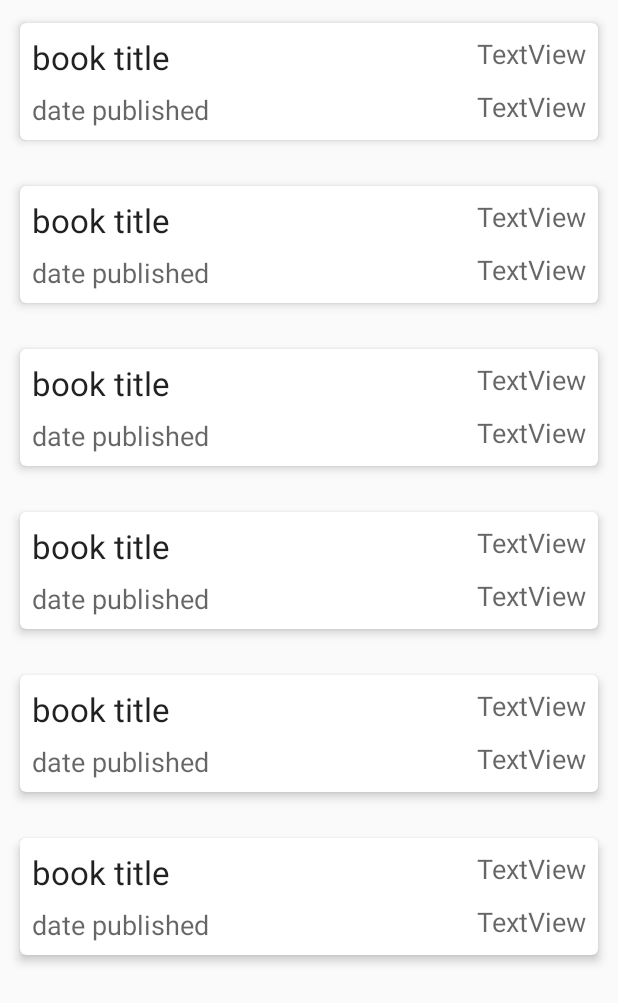
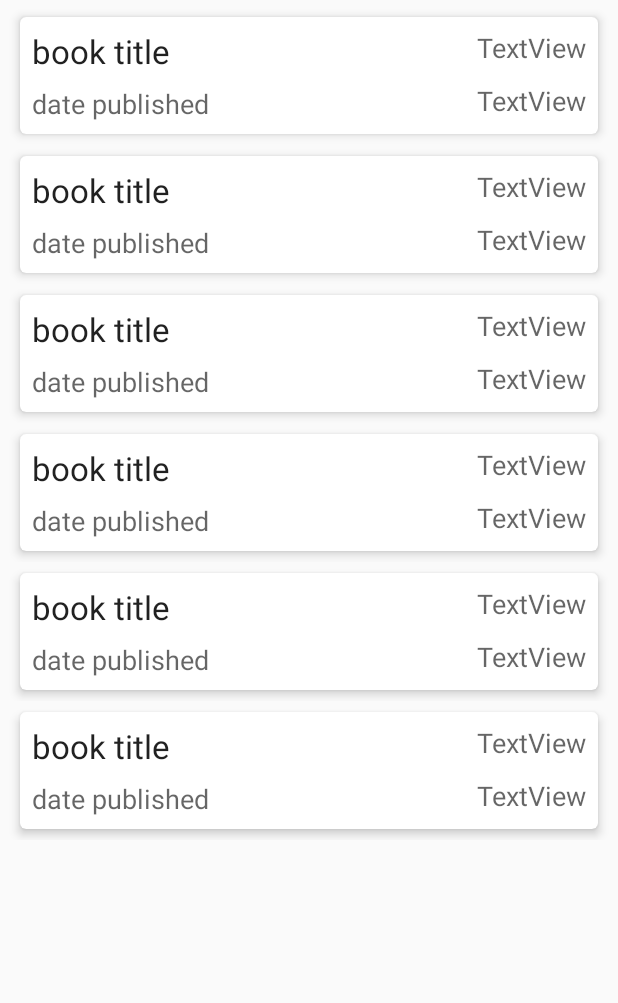
Before and after one commit to OBIDIKE-BON/BooksExplorer, an Android app: the layout activity_main.xml on its own in the app's theme, with its tools: preview values and no code run, on a phone screen of 412 x 824 dp. Shown: the top 1003 px of the screen. Run offline under Robolectric (Android 15) with nearby library versions, the phone set to English and light mode, and no system bars.

```diff
--- a/app/src/main/java/com/stackfloat/booksexplorer/MainActivity.java
+++ b/app/src/main/java/com/stackfloat/booksexplorer/MainActivity.java
@@ -27,7 +27,7 @@ public class MainActivity extends AppCompatActivity {
         ViewModelProvider viewModelProvider = new ViewModelProvider(getViewModelStore(),
                 ViewModelProvider.AndroidViewModelFactory.getInstance(getApplication()));
         mMainActivityViewModel = viewModelProvider.get(MainActivityViewModel.class);
-        final TextView response = findViewById(R.id.tv_response);
+//        final TextView response = findViewById(R.id.tv_response);
         mJSON = "null";
         try {
             URL url = mMainActivityViewModel.buildURL("cooking");
@@ -38,7 +38,7 @@ public class MainActivity extends AppCompatActivity {
                     public void onChanged(String s) {
                         Log.d(TAG, "onChanged: ");
                         mJSON = s;
-                        response.setText(mJSON);
+//                        response.setText(mJSON);
                     }
                 });
             }
--- a/app/src/main/res/layout/activity_main.xml
+++ b/app/src/main/res/layout/activity_main.xml
@@ -10,6 +10,8 @@
         android:id="@+id/rv_search_list"
         android:layout_width="0dp"
         android:layout_height="0dp"
+        android:layout_marginTop="4dp"
+        android:layout_marginBottom="4dp"
         app:layout_constraintBottom_toBottomOf="parent"
         app:layout_constraintEnd_toEndOf="parent"
         app:layout_constraintStart_toStartOf="parent"
--- a/app/src/main/res/layout/search_recycler_item.xml
+++ b/app/src/main/res/layout/search_recycler_item.xml
@@ -8,7 +8,8 @@
     <androidx.cardview.widget.CardView
         android:layout_width="match_parent"
         android:layout_height="wrap_content"
-        android:layout_margin="8dp"
+        android:layout_marginLeft="8dp"
+        android:layout_marginRight="8dp"
         app:cardCornerRadius="4dp"
         app:cardElevation="4dp"
         app:cardPreventCornerOverlap="true"
```
